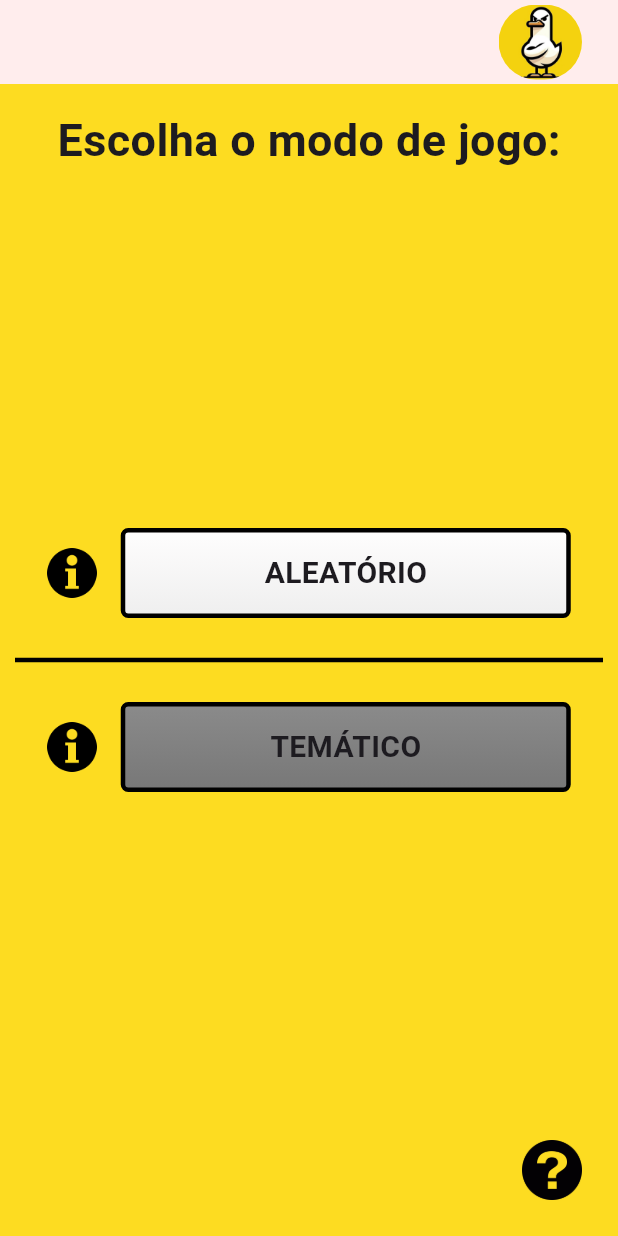
After one commit to Victy0/nem_a_pato_express, a Flutter app: the SelectGameModePage screen opened directly, on a phone screen of 412 x 824 dp. The commit adds this screen. Run offline on Flutter 3.47's test engine with Material 3 defaults, Android fonts, the phone set to English and light mode, and no system bars.

Commit message:
feat: game mode selection and random mode implementation

```diff
--- /dev/null
+++ b/lib/component/dialog_info_game_mode.dart
@@ -0,0 +1,63 @@
+import 'package:flutter/material.dart';
+
+class DialogInfoGameMode extends StatelessWidget {
+  final String title;
+  final String content;
+
+  const DialogInfoGameMode({
+    super.key,
+    required this.title,
+    required this.content
+  });
+
+  @override
+  Widget build(BuildContext context) {
+    return IconButton(
+      onPressed: () => showDialog<String>(
+        context: context,
+        builder: (BuildContext context) => AlertDialog(
+          title: Center(
+            child: Text(
+              title,
+              style: const TextStyle(
+                fontWeight: FontWeight.bold,
+                fontSize: 30,
+              ),
+            ),
+          ),
+          content: SingleChildScrollView(
+            child: Column(
+              mainAxisSize: MainAxisSize.min,
+              children: [
+                Text(
+                  content,
+                  textAlign: TextAlign.center,
+                  style: const TextStyle(
+                    fontWeight: FontWeight.bold,
+                    fontSize: 20,
+                  ),
+                ),
+              ],
+            ),
+          ),
+          actions: <Widget>[
+            TextButton(
+              onPressed: () => Navigator.pop(context),
+              child: const Text(
+                'QUACK!',
+                style: TextStyle(
+                  fontWeight: FontWeight.bold,
+                  fontSize: 20,
+                ),
+              ),
+            ),
+          ],
+        ),
+      ),
+      icon: Image.asset(
+        "assets/images/info.png",
+        height: 33,
+      ),
+    );
+  }
+}
--- /dev/null
+++ b/lib/pages/select_game_mode_page.dart
@@ -0,0 +1,164 @@
+import 'package:flutter/material.dart';
+import 'package:nem_a_pato_app/component/dialog_info_game.dart';
+import 'package:nem_a_pato_app/component/dialog_info_game_mode.dart';
+import 'package:nem_a_pato_app/pages/game_page.dart';
+import 'package:nem_a_pato_app/pages/initial_page.dart';
+
+class SelectGameModePage extends StatelessWidget {
+  const SelectGameModePage({super.key});
+
+  @override
+  Widget build(BuildContext context) {
+    return Scaffold(
+      appBar: AppBar(
+        automaticallyImplyLeading: false,
+        title: Align(
+          alignment: Alignment.centerRight,
+          child: IconButton(
+            onPressed: () {
+              Navigator.push(
+                context,
+                MaterialPageRoute(builder: (context) => const InitialPage()),
+              );
+            },
+            icon: ClipRRect(
+              borderRadius: BorderRadius.circular(30),
+              child: Image.asset(
+                "assets/images/nem_a_pato_duck.jpg",
+                height: 50,
+                fit: BoxFit.cover,
+              ),
+            ),
+          ),
+        ),
+        backgroundColor: const Color.fromARGB(255, 255, 237, 237),
+        elevation: 0,
+      ),
+      body: Stack(
+        children: [
+          Container(
+            color: const Color.fromARGB(244, 253, 219, 23),
+          ),
+          const Align(
+            alignment: Alignment.topCenter,
+            child: Padding(
+              padding: EdgeInsets.all(16.0),
+              child: Text(
+                "Escolha o modo de jogo:",
+                style: TextStyle(
+                  fontWeight: FontWeight.bold,
+                  fontSize: 30,
+                ),
+              ),
+            ),
+          ),
+          Column(
+            crossAxisAlignment: CrossAxisAlignment.center,
+            mainAxisAlignment: MainAxisAlignment.center,
+            children: [
+              // choose 'ALEATORIO'
+              Row(
+                mainAxisAlignment: MainAxisAlignment.center,
+                children: [
+                  const DialogInfoGameMode(title: "Modo Aleatório", content: "Nesse modo, a cada rodada é sorteada uma questão aleatória de um tema aleatório do acervo disponível.\n\nVocê possui a possibilidade de pular a questão caso haja necessário e tentar ser o último jogador presente ao fim da rodada."),
+                  IconButton(
+                    onPressed: () {
+                      Navigator.push(
+                        context,
+                        MaterialPageRoute(builder: (context) => const GamePage()),
+                      );
+                    },
+                    icon: Container(
+                      width: 300,
+                      height: 60,
+                      decoration: BoxDecoration(
+                        gradient: const LinearGradient(
+                          begin: Alignment.topCenter,
+                          end: Alignment.bottomCenter,
+                          colors: [
+                            Color.fromARGB(255, 255, 254, 254),
+                            Color.fromARGB(255, 238, 238, 238)
+                          ],
+                        ),
+                        borderRadius: BorderRadius.circular(5),
+                        border: Border.all(
+                          color: const Color.fromARGB(255, 0, 0, 0),
+                          width: 3,
+                        ),
+                      ),
+                      child: const Center(
+                        child: Text(
+                          "ALEATÓRIO",
+                          style: TextStyle(
+                            fontWeight: FontWeight.bold,
+                            fontSize: 20,
+                          ),
+                        ),
+                      ),
+                    ),
+                  ),
+                ],
+              ),
+              // Divider
+              const Padding(
+                padding: EdgeInsets.all(10.0),
+                child: Divider(
+                  color: Color.fromARGB(255, 0, 0, 0),
+                  thickness: 3.0,
+                  height: 20.0,
+                ),
+              ),
+              // choose 'TEMATICO'
+              Row(
+                mainAxisAlignment: MainAxisAlignment.center,
+                children: [
+                  const DialogInfoGameMode(title: "Modo Temático", content: "Em breve!"),
+                  IconButton(
+                    onPressed: () {
+                      // ADICIONAR REDIRECIONAMENTO DE JOGO TEMÁTICO
+                    },
+                    icon: Container(
+                      width: 300,
+                      height: 60,
+                      decoration: BoxDecoration(
+                        gradient: const LinearGradient(
+                          begin: Alignment.topCenter,
+                          end: Alignment.bottomCenter,
+                          colors: [
+                            Color.fromARGB(255, 139, 139, 139),
+                            Color.fromARGB(255, 119, 119, 119)
+                          ],
+                        ),
+                        borderRadius: BorderRadius.circular(5),
+                        border: Border.all(
+                          color: const Color.fromARGB(255, 0, 0, 0),
+                          width: 3,
+                        ),
+                      ),
+                      child: const Center(
+                        child: Text(
+                          "TEMÁTICO",
+                          style: TextStyle(
+                            fontWeight: FontWeight.bold,
+                            fontSize: 20,
+                          ),
+                        ),
+                      ),
+                    ),
+                  ),
+                ],
+              ),
+            ],
+          ),
+          const Align(
+            alignment: Alignment.bottomRight,
+            child: Padding(
+              padding: EdgeInsets.all(16.0),
+              child: DialogInfoGame(),
+            ),
+          ),
+        ],
+      ),
+    );
+  }
+}
```
Also changed, not shown: lib/component/dialog_info_game.dart (+5 -5 lines), lib/pages/game_page.dart (+27 -6 lines), lib/pages/initial_page.dart (+6 -6 lines), lib/pages/select_game_page.dart (deleted, +0 -153 lines), assets/images/info.png (added), assets/images/nem_a_pato_logo.jpg.
